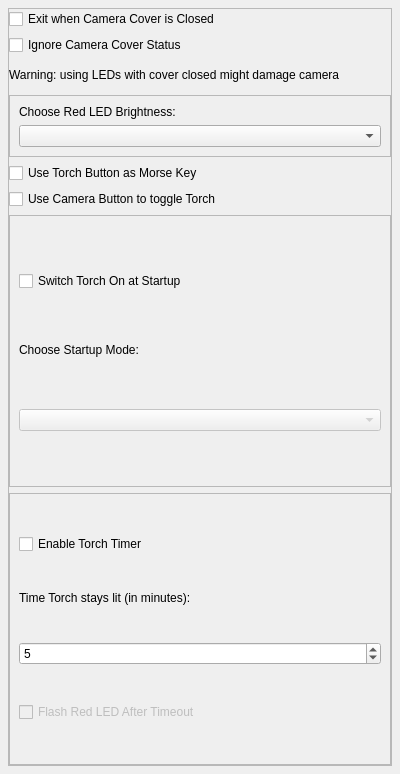
jpietrzak8/Lanterne, file lanpreferencesform.ui: the form before one commit.
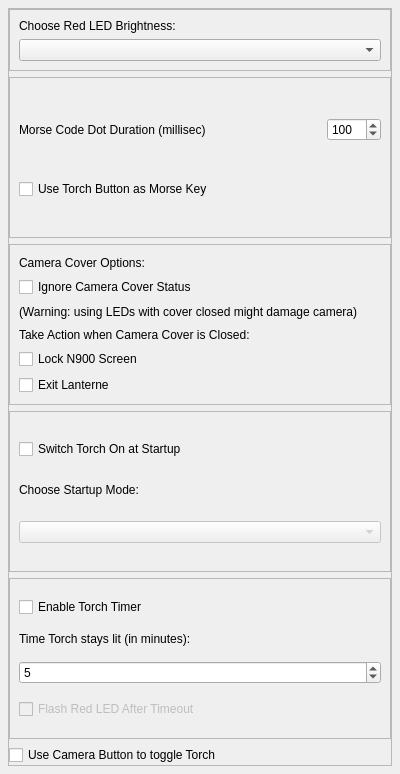
The form after the commit.

Commit message:
Screen Lock Feature
Added the ability to lock the screen when the camera cover is shut.
Also, some cleanup to the Morse Code UI.

Diff of the .ui file:
```diff
--- a/lanpreferencesform.ui
+++ b/lanpreferencesform.ui
@@ -35,36 +35,6 @@
        <property name="margin">
         <number>0</number>
        </property>
-       <item>
-        <widget class="QCheckBox" name="closeAppCheckBox">
-         <property name="text">
-          <string>Exit when Camera Cover is Closed</string>
-         </property>
-        </widget>
-       </item>
-       <item>
-        <widget class="QCheckBox" name="disableCoverCheckBox">
-         <property name="text">
-          <string>Ignore Camera Cover Status</string>
-         </property>
-        </widget>
-       </item>
-       <item>
-        <widget class="QLabel" name="warningLabel">
-         <property name="sizePolicy">
-          <sizepolicy hsizetype="Preferred" vsizetype="Fixed">
-           <horstretch>0</horstretch>
-           <verstretch>0</verstretch>
-          </sizepolicy>
-         </property>
-         <property name="text">
-          <string>Warning: using LEDs with cover closed might damage camera</string>
-         </property>
-         <property name="wordWrap">
-          <bool>true</bool>
-         </property>
-        </widget>
-       </item>
        <item>
         <widget class="QFrame" name="frame">
          <property name="sizePolicy">
@@ -100,20 +70,142 @@
         </widget>
        </item>
        <item>
-        <widget class="QCheckBox" name="morseKeyCheckBox">
-         <property name="enabled">
-          <bool>true</bool>
+        <widget class="QFrame" name="frame_5">
+         <property name="frameShape">
+          <enum>QFrame::StyledPanel</enum>
          </property>
-         <property name="text">
-          <string>Use Torch Button as Morse Key</string>
+         <property name="frameShadow">
+          <enum>QFrame::Raised</enum>
          </property>
+         <layout class="QVBoxLayout" name="verticalLayout_7">
+          <item>
+           <layout class="QHBoxLayout" name="horizontalLayout">
+            <item>
+             <widget class="QLabel" name="durationLabel">
+              <property name="sizePolicy">
+               <sizepolicy hsizetype="Preferred" vsizetype="Fixed">
+                <horstretch>0</horstretch>
+                <verstretch>0</verstretch>
+               </sizepolicy>
+              </property>
+              <property name="text">
+               <string>Morse Code Dot Duration (millisec)</string>
+              </property>
+              <property name="wordWrap">
+               <bool>true</bool>
+              </property>
+             </widget>
+            </item>
+            <item>
+             <widget class="QSpinBox" name="dotDurationSpinBox">
+              <property name="sizePolicy">
+               <sizepolicy hsizetype="Fixed" vsizetype="Fixed">
+                <horstretch>0</horstretch>
+                <verstretch>0</verstretch>
+               </sizepolicy>
+              </property>
+              <property name="minimum">
+               <number>10</number>
+              </property>
+              <property name="maximum">
+               <number>1000</number>
+              </property>
+              <property name="singleStep">
+               <number>10</number>
+              </property>
+              <property name="value">
+               <number>100</number>
+              </property>
+             </widget>
+            </item>
+           </layout>
+          </item>
+          <item>
+           <widget class="QCheckBox" name="morseKeyCheckBox">
+            <property name="enabled">
+             <bool>true</bool>
+            </property>
+            <property name="text">
+             <string>Use Torch Button as Morse Key</string>
+            </property>
+           </widget>
+          </item>
+         </layout>
         </widget>
        </item>
        <item>
-        <widget class="QCheckBox" name="cameraButtonCheckBox">
-         <property name="text">
-          <string>Use Camera Button to toggle Torch</string>
+        <widget class="QFrame" name="frame_4">
+         <property name="frameShape">
+          <enum>QFrame::StyledPanel</enum>
          </property>
+         <property name="frameShadow">
+          <enum>QFrame::Raised</enum>
+         </property>
+         <layout class="QVBoxLayout" name="verticalLayout_6">
+          <item>
+           <widget class="QLabel" name="ccOptionsLabel">
+            <property name="text">
+             <string>Camera Cover Options:</string>
+            </property>
+            <property name="wordWrap">
+             <bool>true</bool>
+            </property>
+           </widget>
+          </item>
+          <item>
+           <widget class="QCheckBox" name="disableCoverCheckBox">
+            <property name="text">
+             <string>Ignore Camera Cover Status</string>
+            </property>
+           </widget>
+          </item>
+          <item>
+           <widget class="QLabel" name="warningLabel">
+            <property name="sizePolicy">
+             <sizepolicy hsizetype="Preferred" vsizetype="Fixed">
+              <horstretch>0</horstretch>
+              <verstretch>0</verstretch>
+             </sizepolicy>
+            </property>
+            <property name="text">
+             <string>(Warning: using LEDs with cover closed might damage camera)</string>
+            </property>
+            <property name="wordWrap">
+             <bool>true</bool>
+            </property>
+           </widget>
+          </item>
+          <item>
+           <widget class="QLabel" name="camCoverActionLabel">
+            <property name="sizePolicy">
+             <sizepolicy hsizetype="Preferred" vsizetype="Fixed">
+              <horstretch>0</horstretch>
+              <verstretch>0</verstretch>
+             </sizepolicy>
+            </property>
+            <property name="text">
+             <string>Take Action when Camera Cover is Closed:</string>
+            </property>
+            <property name="wordWrap">
+             <bool>true</bool>
+            </property>
+           </widget>
+          </item>
+          <item>
+           <widget class="QCheckBox" name="lockScreenCheckBox">
+            <property name="text">
+             <string>Lock N900 Screen</string>
+            </property>
+           </widget>
+          </item>
+          <item>
+           <widget class="QCheckBox" name="closeAppCheckBox">
+            <property name="text">
+             <string>Exit Lanterne</string>
+            </property>
+           </widget>
+          </item>
+         </layout>
         </widget>
        </item>
        <item>
@@ -210,6 +302,13 @@
          </layout>
         </widget>
        </item>
+       <item>
+        <widget class="QCheckBox" name="cameraButtonCheckBox">
+         <property name="text">
+          <string>Use Camera Button to toggle Torch</string>
+         </property>
+        </widget>
+       </item>
       </layout>
      </widget>
     </widget>
```
Left out of the diff: 16 changed lines with no effect on the pictures. The commit also changes 11 other files.
